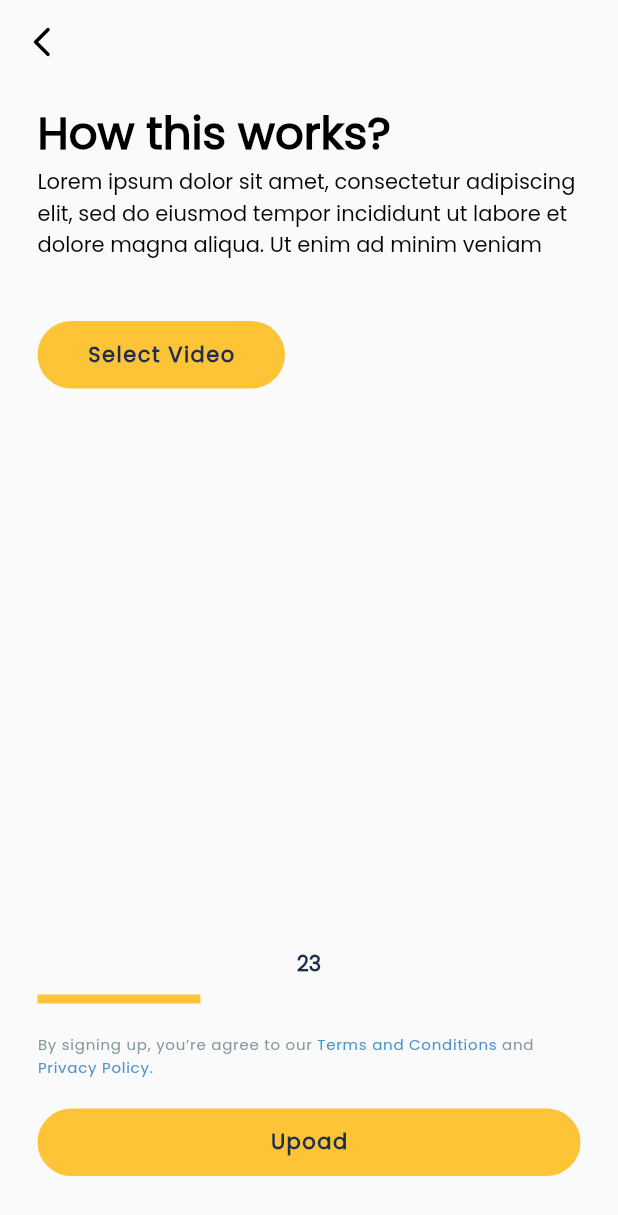
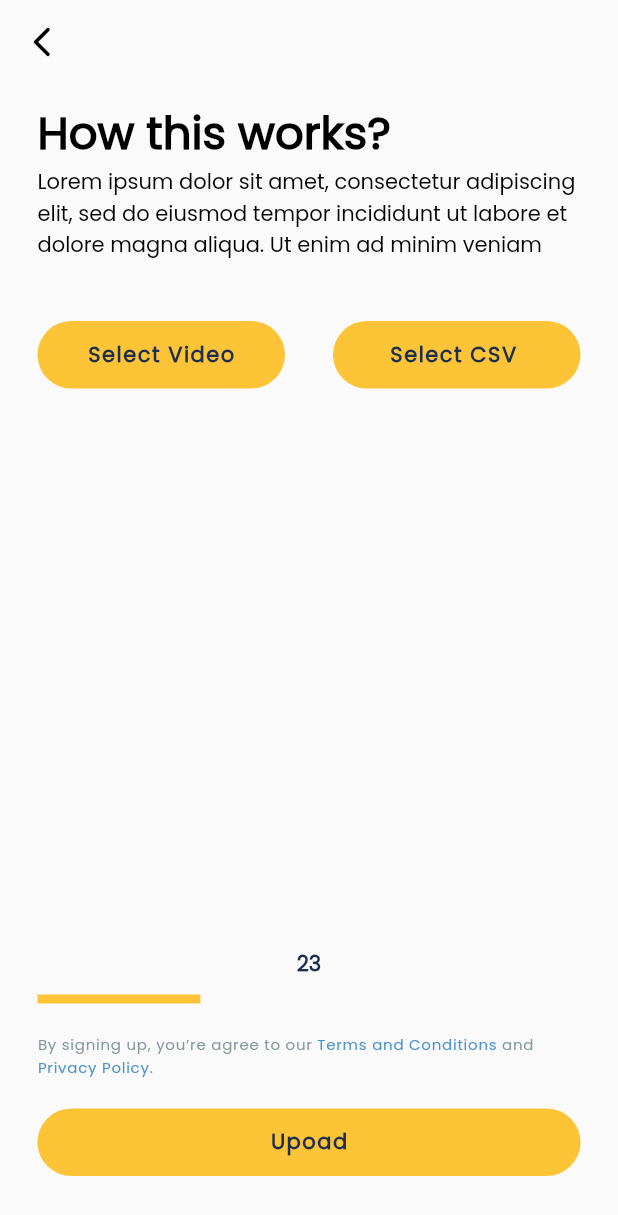
Before and after one commit to Hakudon/capmelive-ui, a Flutter app: the screen it shows after launch, after a tap on "Next", on a phone screen of 412 x 824 dp. Shown: the top 1215 px of the screen. Run offline on Flutter 3.47's test engine with Material 2 defaults, Android fonts, the phone set to English and light mode, and no system bars; our stand-ins replace file_picker, flutter_tts, image_picker; missing offline and left inert: flutter_webrtc.

Commit message:
multiple file select

```diff
--- a/cammelive/lib/main.dart
+++ b/cammelive/lib/main.dart
@@ -1,4 +1,5 @@
 import 'package:cammelive/provider/upload_video_provider.dart';
+import 'package:cammelive/provider/upload_csv_provider.dart';
 import 'package:cammelive/screens/splash.dart';
 import 'package:flutter/material.dart';
 import 'package:provider/provider.dart';
@@ -8,6 +9,7 @@ void main() {
     MultiProvider(
       providers: [
         ChangeNotifierProvider(create: (context) => UploadVideoProvider()),
+        ChangeNotifierProvider(create: (context) => UploadCSVProvider()),
       ],
       child: const MyApp(),
     ),
--- a/cammelive/lib/screens/upload_video.dart
+++ b/cammelive/lib/screens/upload_video.dart
@@ -51,21 +51,41 @@ class UploadVideoScreen extends StatelessWidget {
               const SizedBox(
                 height: 40,
               ),
+              Row(
+                children: [
                   customButton(
                     "Select Video",
+                    onPress: () {
+                      provider.pickMultiVideo(context);
+                    },
+                    width: 165,
+                  ),
+                  const Expanded(child: SizedBox()),
+                  customButton(
+                    "Select CSV ",
                     onPress: () {
                       provider.pickVideo(context);
                     },
                     width: 165,
                   ),
+                ],
+              ),
               const SizedBox(
                 height: 10,
               ),
-              Text(
-                provider.videoFile != null ? provider.videoFile!.path : "",
+              provider.fileNameList.isNotEmpty
+                  ? ListView.builder(
+                      shrinkWrap: true,
+                      itemCount: provider.fileNameList.length,
+                      itemBuilder: (BuildContext context, int index) {
+                        return Text(
+                          provider.fileNameList[index],
                           style: subNormalStyle(
-                    weight: FontWeight.w400, color: AppColor.secondaryColor),
-              ),
+                              weight: FontWeight.w400,
+                              color: AppColor.secondaryColor),
+                        );
+                      })
+                  : const SizedBox(),
               Expanded(child: Container()),
               Column(
                 children: [
--- a/cammelive/pubspec.yaml
+++ b/cammelive/pubspec.yaml
@@ -40,6 +40,7 @@ dependencies:
   equatable: ^2.0.3
   text_to_speech: ^0.2.3
   flutter_tts: ^3.6.3
+  file_picker: ^5.2.11
 
 dev_dependencies:
   flutter_test:
```
Also changed, not shown: cammelive/lib/provider/upload_csv_provider.dart (added, +19 -0 lines), cammelive/lib/provider/upload_video_provider.dart (+34 -0 lines), cammelive/lib/screens/live_caption.dart (+29 -5 lines), cammelive/pubspec.lock. Lines whose indentation alone changed are shown as unchanged.
